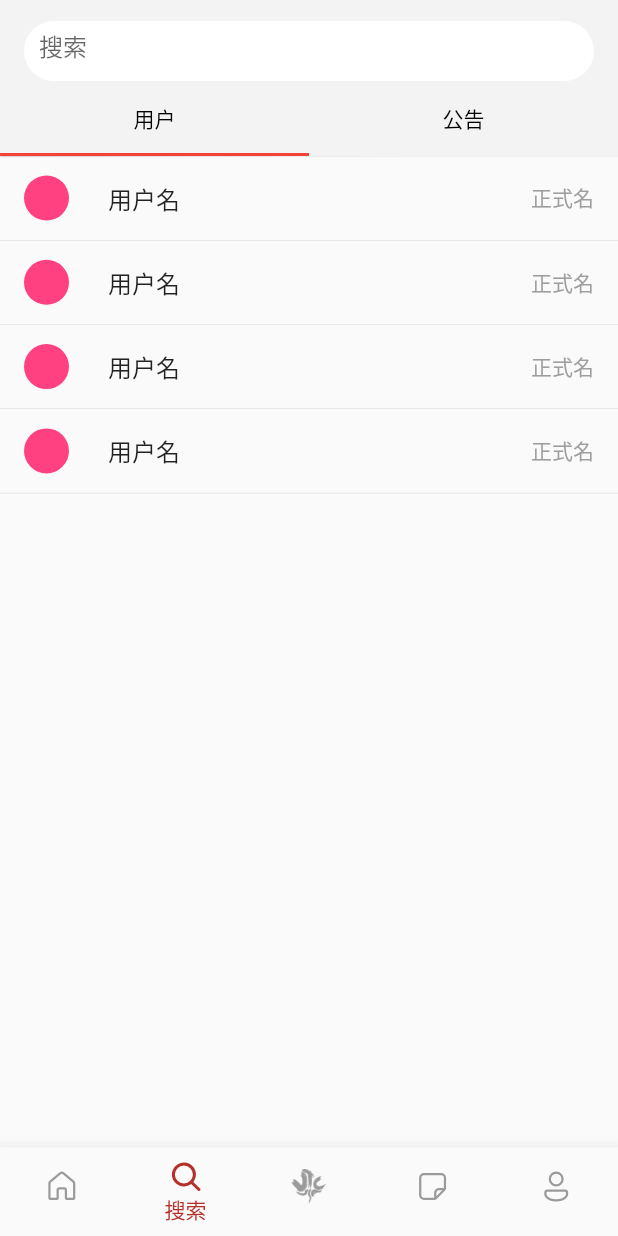
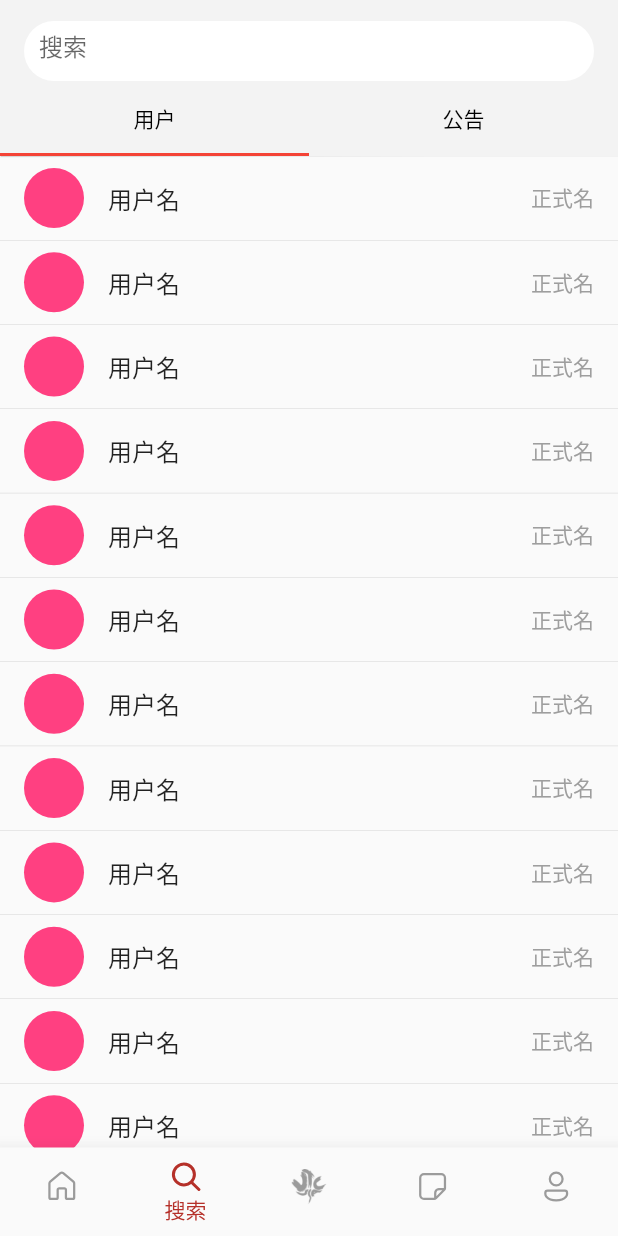
Before and after one commit to Aiden1024/CSSA_APP, a Flutter app: the screen it shows once a user with an empty profile is signed in, item 2 of the bottom bar chosen, on a phone screen of 412 x 824 dp. Run offline on Flutter 3.47's test engine with Material 2 defaults, Android fonts, the light colour scheme and no system bars; our stand-ins replace cloud_firestore, firebase_auth, firebase_core, fluentui_icons, flutter_spinkit, gap and 2 more; missing offline and left inert: dart:ffi; accounts and stored records are empty.

Commit message:
hard code user list

```diff
--- a/lib/screens/home/search/user_list.dart
+++ b/lib/screens/home/search/user_list.dart
@@ -19,6 +19,15 @@ class _UserListState extends State<UserList> {
         UserTile(),
         UserTile(),
         UserTile(),
+        UserTile(),
+        UserTile(),
+        UserTile(),
+        UserTile(),
+        UserTile(),
+        UserTile(),
+        UserTile(),
+        UserTile(),
+        UserTile(),
 
       ],
     );
--- a/lib/screens/home/search/user_tile.dart
+++ b/lib/screens/home/search/user_tile.dart
@@ -16,7 +16,7 @@ class UserTile extends StatelessWidget {
         dense: false,
         onTap: () {},
         leading: CircleAvatar(
-          radius: 15,
+          radius: 20,
           backgroundColor: Colors.pinkAccent,
         ),
         title: Text("用户名"),
```
